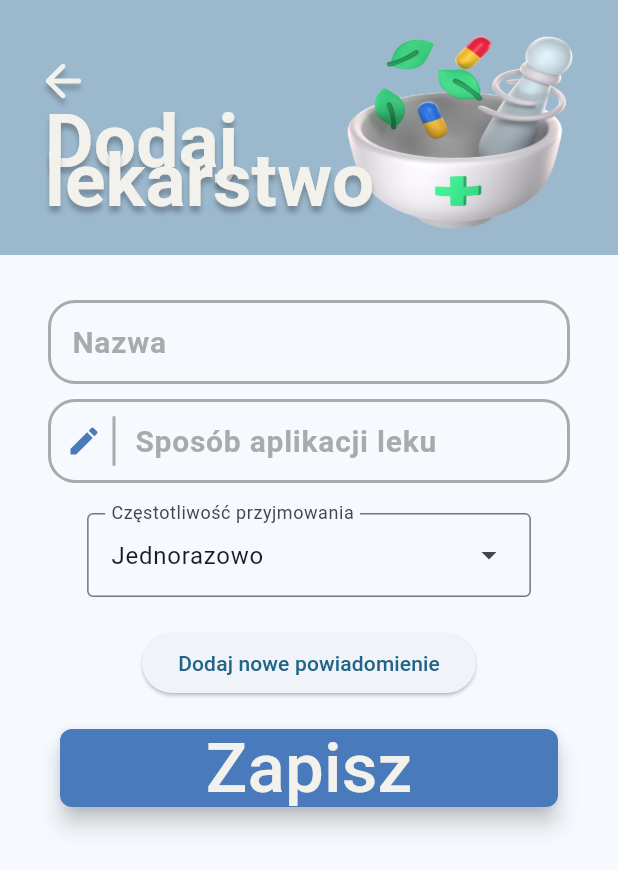
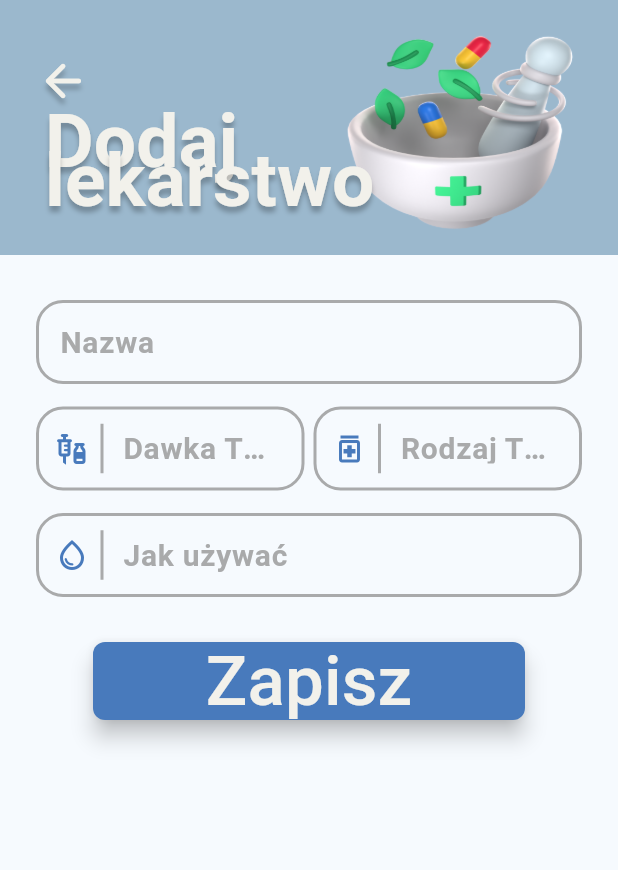
Before and after one commit to pikol93/PG_SLEMA, a Flutter app: the screen it shows after launch, item 2 of the bottom bar chosen, after a tap on the "add" icon, on a phone screen of 412 x 824 dp. Shown: the top 870 px of the screen. Run offline on Flutter 3.47's test engine with Material 3 defaults, Android fonts, the phone set to English and light mode, and no system bars; our stand-ins replace flutter_local_notifications, image_picker, loggy, shared_preferences, timezone; Roboto replaces fonts that are missing (Dongle).

Commit message:
Delete "to be done" widgets

```diff
--- a/SlemaForAndroid/lib/features/medicine/presentation/widget/add_medicine_screen.dart
+++ b/SlemaForAndroid/lib/features/medicine/presentation/widget/add_medicine_screen.dart
@@ -8,6 +8,7 @@ import 'package:pg_slema/features/medicine/presentation/widget/formWidgets/save_
 import 'package:pg_slema/features/medicine/presentation/widget/formWidgets/text_input.dart';
 import 'package:pg_slema/features/notification/presentation/widget/manage_notifications_widget.dart';
 import 'package:pg_slema/utils/frequency/frequency.dart';
+import 'package:pg_slema/utils/log/logger_mixin.dart';
 
 class AddMedicineScreen extends StatefulWidget {
   final ValueSetter<Medicine> onMedicineAdded;
@@ -17,9 +18,13 @@ class AddMedicineScreen extends StatefulWidget {
   State<AddMedicineScreen> createState() => _AddMedicineScreenState();
 }
 
-class _AddMedicineScreenState extends State<AddMedicineScreen> {
+class _AddMedicineScreenState extends State<AddMedicineScreen> with Logger {
   final _controller = AddMedicineController();
   final _formKey = GlobalKey<FormState>();
+
+  final double _mainWidgetsPaddingHorizontal = 12.0;
+  final double _mainPaddingBetweenInputs = 15.0;
+  final double _saveButtonAdditionalPaddingHorizontal = 30.0;
 
   @override
   void dispose() {
@@ -64,45 +69,85 @@ class _AddMedicineScreenState extends State<AddMedicineScreen> {
       ),
       body: SingleChildScrollView(
         child: Padding(
-          padding: const EdgeInsets.symmetric(horizontal: 20, vertical: 30),
+          padding: EdgeInsets.symmetric(
+              horizontal: _mainWidgetsPaddingHorizontal, vertical: 30),
           child: Form(
             key: _formKey,
             child: Column(
               children: [
                 Padding(
-                  padding: const EdgeInsets.symmetric(horizontal: 12.0),
+                  padding: EdgeInsets.symmetric(
+                      horizontal: _mainWidgetsPaddingHorizontal),
                   child: CustomTextFormField(
                     label: "Nazwa",
                     icon: null,
                     onChanged: (value) => _controller.typedMedicineName = value,
                   ),
                 ),
-                const SizedBox(height: 10),
+                SizedBox(height: _mainPaddingBetweenInputs),
+                Row(
+                  children: [
+                    Expanded(
+                      child: Padding(
+                        padding: EdgeInsets.only(
+                            left: _mainWidgetsPaddingHorizontal, right: 3.0),
+                        child: CustomTextFormField(
+                          label: "Dawka TODO",
+                          icon: Icons.vaccines,
+                          onChanged: (value) =>
+                              logger.warning("Not implemented yet - Dawka"),
+                        ),
+                      ),
+                    ),
+                    Expanded(
+                      child: Padding(
+                        padding: EdgeInsets.only(
+                          left: 3.0,
+                          right: _mainWidgetsPaddingHorizontal,
+                        ),
+                        child: CustomTextFormField(
+                          label: "Rodzaj TODO",
+                          icon: Icons.medication_outlined,
+                          onChanged: (value) =>
+                              logger.warning("Not implemented yet - Rodzaj"),
+                        ),
+                      ),
+                    ),
+                  ],
+                ),
+                SizedBox(height: _mainPaddingBetweenInputs),
                 Padding(
-                  padding: const EdgeInsets.symmetric(horizontal: 12.0),
+                  padding: EdgeInsets.symmetric(
+                      horizontal: _mainWidgetsPaddingHorizontal),
                   child: CustomTextFormField(
-                    label: "Sposób aplikacji leku",
-                    icon: Icons.create,
+                    label: "Jak używać",
+                    icon: Icons.water_drop_outlined,
                     onChanged: (value) => _controller.typedIntakeType = value,
                   ),
                 ),
-                const SizedBox(height: 20),
-                FrequencyList(
-                    initialValue: _controller.frequency,
-                    onChanged: (frequency) =>
-                        _handleFrequencyChange(frequency)),
-                const SizedBox(height: 20),
-                _createDataFieldIfPossible(),
-                ManageNotificationsWidget(
-                  controller: _controller,
+                SizedBox(height: _mainPaddingBetweenInputs),
+                // TODO Notifications
+                // FrequencyList(
+                //     initialValue: _controller.frequency,
+                //     onChanged: (frequency) =>
+                //         _handleFrequencyChange(frequency)),
+                // SizedBox(height: _mainPaddingBetweenInputs),
+                // _createDataFieldIfPossible(),
+                // ManageNotificationsWidget(
+                //   controller: _controller,
+                // ),
+                SizedBox(height: _mainPaddingBetweenInputs),
+                Padding(
+                  padding: EdgeInsets.only(
+                      left: _saveButtonAdditionalPaddingHorizontal,
+                      right: _saveButtonAdditionalPaddingHorizontal),
+                  child: CustomSaveButton(
+                      controller: _controller,
+                      formKey: _formKey,
+                      onAddedMedicine: () => _controller
+                          .createMedicine()
+                          .then(widget.onMedicineAdded)),
                 ),
-                const SizedBox(height: 20),
-                CustomSaveButton(
-                    controller: _controller,
-                    formKey: _formKey,
-                    onAddedMedicine: () => _controller
-                        .createMedicine()
-                        .then(widget.onMedicineAdded)),
               ],
             ),
           ),
```
